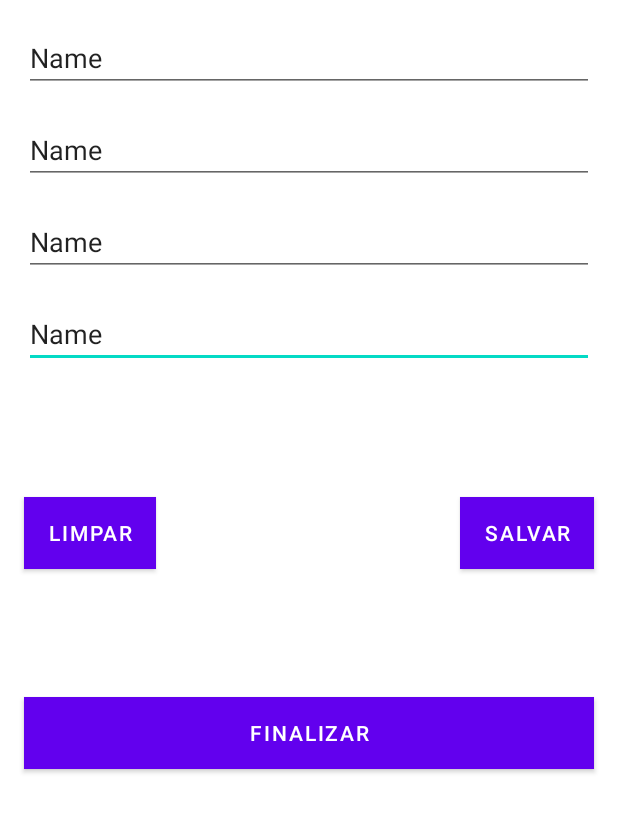
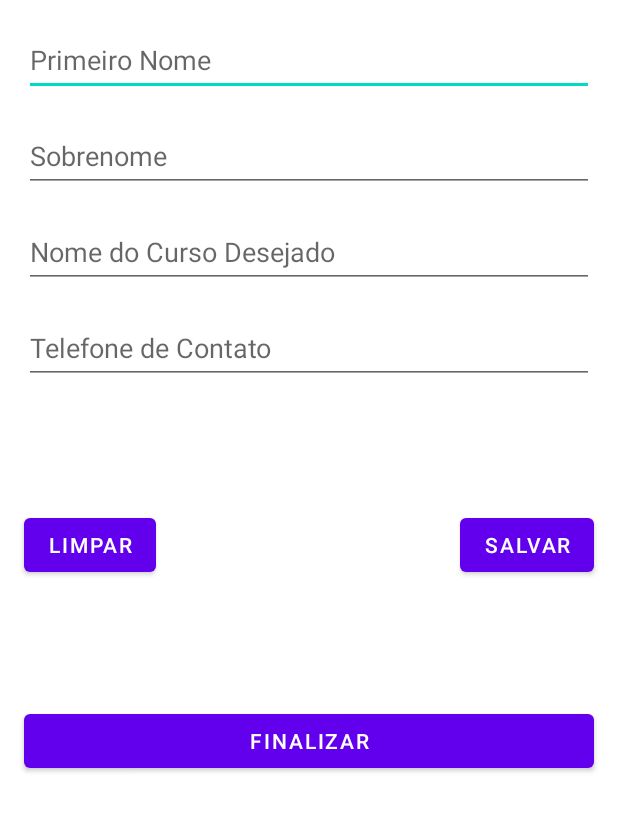
Before and after one commit to elismarjascovski/Curso-Desenvolvimento-Android, an Android app: the screen it shows after launch (MainActivity), on a phone screen of 412 x 824 dp, the part 138-971 px from its top. Run offline under Robolectric (Android 15) with nearby library versions, the phone set to English and light mode, and no system bars.

Commit message:
Criar o Layout do Aplicativo Customização

```diff
--- a/AppListaCurso/app/src/main/res/layout/activity_main.xml
+++ b/AppListaCurso/app/src/main/res/layout/activity_main.xml
@@ -7,10 +7,10 @@
     tools:context=".MainActivity">
 
     <TextView
-        android:id="@+id/textView"
+        android:id="@+id/txtTitulo"
         android:layout_width="wrap_content"
         android:layout_height="wrap_content"
-        android:text="App Lista"
+        android:text="@string/txt_titulo"
         android:textStyle="bold"
         app:layout_constraintBottom_toBottomOf="parent"
         app:layout_constraintEnd_toEndOf="parent"
@@ -19,86 +19,83 @@
         app:layout_constraintVertical_bias="0.022" />
 
     <EditText
-        android:id="@+id/editTextTextPersonName5"
+        android:id="@+id/editPrimeiroNome"
+        android:layout_width="match_parent"
+        android:layout_height="48dp"
+        android:layout_margin="16dp"
+        android:ems="10"
+        android:hint="@string/txt_hint_edit_nome"
+        android:inputType="textPersonName"
+        app:layout_constraintEnd_toEndOf="parent"
+        app:layout_constraintTop_toBottomOf="@+id/txtTitulo"
+        android:importantForAutofill="no" />
+
+    <EditText
+        android:id="@+id/editSobrenome"
+        android:layout_width="match_parent"
+        android:layout_height="48dp"
+        android:layout_margin="16dp"
+        android:ems="10"
+        android:hint="@string/txt_hint_edit_sobrenome"
+        android:inputType="textPersonName"
+        app:layout_constraintEnd_toEndOf="parent"
+        app:layout_constraintTop_toBottomOf="@+id/editPrimeiroNome"
+        android:importantForAutofill="no" />
+
+    <EditText
+        android:id="@+id/editCurso"
+        android:layout_width="match_parent"
+        android:layout_height="48dp"
+        android:layout_margin="16dp"
+        android:layout_marginTop="12dp"
+        android:ems="10"
+        android:hint="@string/txt_hint_edit_curso"
+        android:inputType="textPersonName"
+        app:layout_constraintEnd_toEndOf="parent"
+        app:layout_constraintTop_toBottomOf="@+id/editSobrenome"
+        android:importantForAutofill="no" />
+
+    <EditText
+        android:id="@+id/editTelefone"
+        android:layout_width="match_parent"
+        android:layout_height="48dp"
+        android:layout_margin="16dp"
+        android:ems="10"
+        android:hint="@string/txt_hint_edit_telefone"
+        android:inputType="textPersonName"
+        app:layout_constraintEnd_toEndOf="parent"
+        app:layout_constraintTop_toBottomOf="@+id/editCurso"
+        android:importantForAutofill="no" />
+
+    <Button
+        android:id="@+id/btnLimpar"
+        android:layout_width="wrap_content"
+        android:layout_height="wrap_content"
+        android:layout_marginStart="16dp"
+        android:text="@string/txt_button_limpar"
+        app:layout_constraintBottom_toTopOf="@+id/btnFinalizar"
+        app:layout_constraintStart_toStartOf="parent"
+        app:layout_constraintTop_toBottomOf="@+id/editTelefone" />
+
+    <Button
+        android:id="@+id/btnSalvar"
+        android:layout_width="wrap_content"
+        android:layout_height="wrap_content"
+        android:layout_marginEnd="16dp"
+        android:text="@string/txt_button_salvar"
+        app:layout_constraintBottom_toTopOf="@+id/btnFinalizar"
+        app:layout_constraintEnd_toEndOf="parent"
+        app:layout_constraintTop_toBottomOf="@+id/editTelefone" />
+
+    <Button
+        android:id="@+id/btnFinalizar"
         android:layout_width="match_parent"
         android:layout_height="wrap_content"
         android:layout_margin="16dp"
-        android:ems="10"
-        android:hint="Telefone de Contato"
-        android:inputType="textPersonName"
-        android:text="Name"
-        app:layout_constraintEnd_toEndOf="parent"
-        app:layout_constraintTop_toBottomOf="@+id/editTextTextPersonName4" />
-
-    <EditText
-        android:id="@+id/editTextTextPersonName4"
-        android:layout_width="match_parent"
-        android:layout_height="wrap_content"
-        android:layout_margin="16dp"
-        android:layout_marginTop="12dp"
-        android:ems="10"
-        android:hint="Nome do Curso Desejado"
-        android:inputType="textPersonName"
-        android:text="Name"
-        app:layout_constraintEnd_toEndOf="parent"
-        app:layout_constraintTop_toBottomOf="@+id/editTextTextPersonName3" />
-
-    <EditText
-        android:id="@+id/editTextTextPersonName3"
-        android:layout_width="match_parent"
-        android:layout_height="wrap_content"
-        android:layout_margin="16dp"
-        android:ems="10"
-        android:hint="Sobrenome"
-        android:inputType="textPersonName"
-        android:text="Name"
-        app:layout_constraintEnd_toEndOf="parent"
-        app:layout_constraintTop_toBottomOf="@+id/editTextTextPersonName" />
-
-    <EditText
-        android:id="@+id/editTextTextPersonName"
-        android:layout_width="match_parent"
-        android:layout_height="wrap_content"
-        android:layout_margin="16dp"
-        android:ems="10"
-        android:hint="Primeiro Nome"
-        android:inputType="textPersonName"
-        android:text="Name"
-        app:layout_constraintEnd_toEndOf="parent"
-        app:layout_constraintTop_toBottomOf="@+id/textView" />
-
-    <Button
-        android:id="@+id/button"
-        android:layout_width="wrap_content"
-        android:layout_height="wrap_content"
-        android:layout_marginStart="16dp"
-        android:background="@color/corBotoes"
-        android:text="LIMPAR"
-        app:layout_constraintBottom_toTopOf="@+id/button3"
-        app:layout_constraintStart_toStartOf="parent"
-        app:layout_constraintTop_toBottomOf="@+id/editTextTextPersonName5" />
-
-    <Button
-        android:id="@+id/button2"
-        android:layout_width="wrap_content"
-        android:layout_height="wrap_content"
-        android:layout_marginEnd="16dp"
-        android:background="@color/corBotoes"
-        android:text="SALVAR"
-        app:layout_constraintBottom_toTopOf="@+id/button3"
-        app:layout_constraintEnd_toEndOf="parent"
-        app:layout_constraintTop_toBottomOf="@+id/editTextTextPersonName5" />
-
-    <Button
-        android:id="@+id/button3"
-        android:layout_width="match_parent"
-        android:layout_height="wrap_content"
-        android:layout_margin="16dp"
-        android:background="@color/corBotoes"
-        android:text="FINALIZAR"
+        android:text="@string/txt_button_finalizar"
         app:layout_constraintBottom_toBottomOf="parent"
         app:layout_constraintEnd_toEndOf="parent"
         app:layout_constraintStart_toStartOf="parent"
-        app:layout_constraintTop_toBottomOf="@+id/editTextTextPersonName5" />
+        app:layout_constraintTop_toBottomOf="@+id/editTelefone" />
 
 </androidx.constraintlayout.widget.ConstraintLayout>
--- a/AppListaCurso/app/src/main/res/values/strings.xml
+++ b/AppListaCurso/app/src/main/res/values/strings.xml
@@ -1,3 +1,11 @@
 <resources>
     <string name="app_name">AppListaCurso</string>
+    <string name="txt_titulo">App Lista</string>
+    <string name="txt_hint_edit_telefone">Telefone de Contato</string>
+    <string name="txt_hint_edit_curso">Nome do Curso Desejado</string>
+    <string name="txt_hint_edit_sobrenome">Sobrenome</string>
+    <string name="txt_hint_edit_nome">Primeiro Nome</string>
+    <string name="txt_button_limpar">LIMPAR</string>
+    <string name="txt_button_salvar">SALVAR</string>
+    <string name="txt_button_finalizar">FINALIZAR</string>
 </resources>
```
